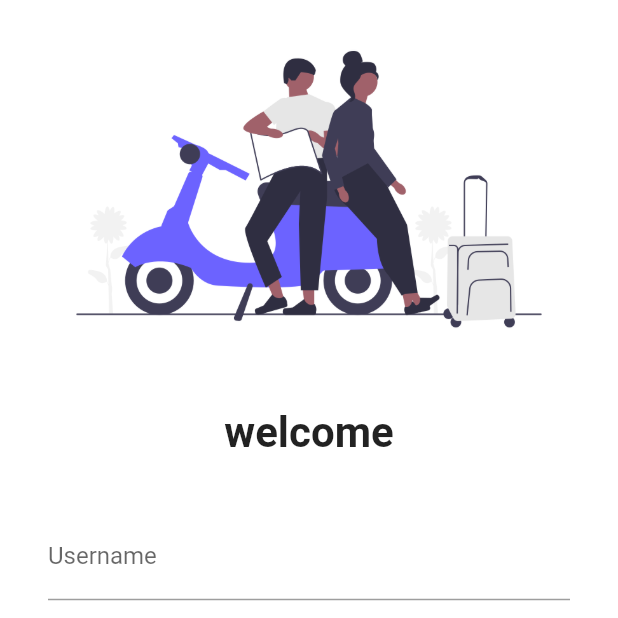
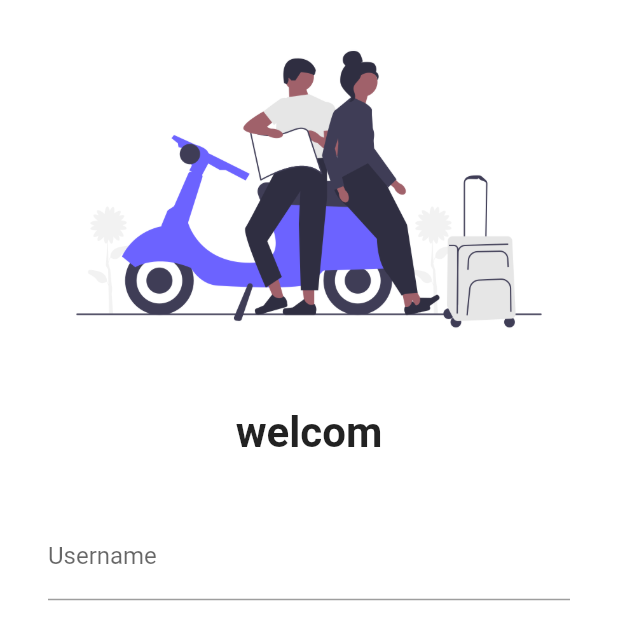
Before and after one commit to DevanshPandya19/Flutter2025, a Flutter app: the screen it shows after launch, on a phone screen of 412 x 824 dp, the top half of it. Run offline on Flutter 3.47's test engine with Material 2 defaults, Android fonts, the phone set to English and light mode, and no system bars.

Commit message:
i have learn some new concepts

```diff
--- a/lib/pages/LoginPage.dart
+++ b/lib/pages/LoginPage.dart
@@ -17,7 +17,7 @@ class LoginPage extends StatelessWidget {
             SizedBox(
               height: 20,
             ),
-            Text("welcome",
+            Text("welcom",
               style: TextStyle(
                 fontSize: 28,
                 fontWeight: FontWeight.bold
```
